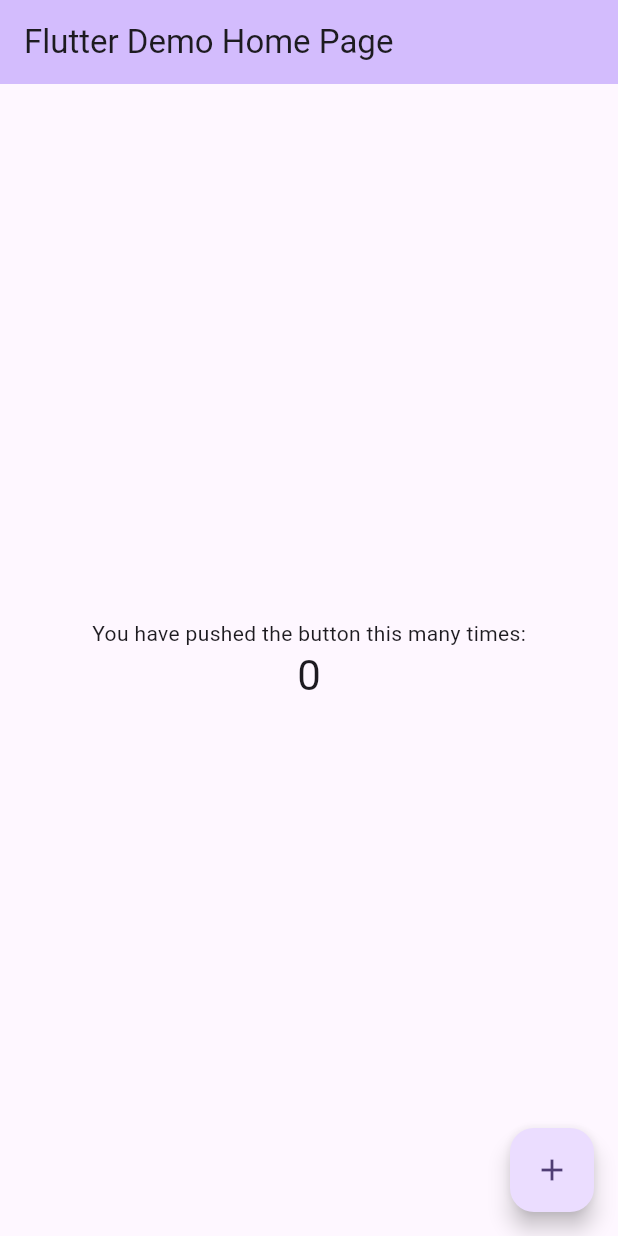
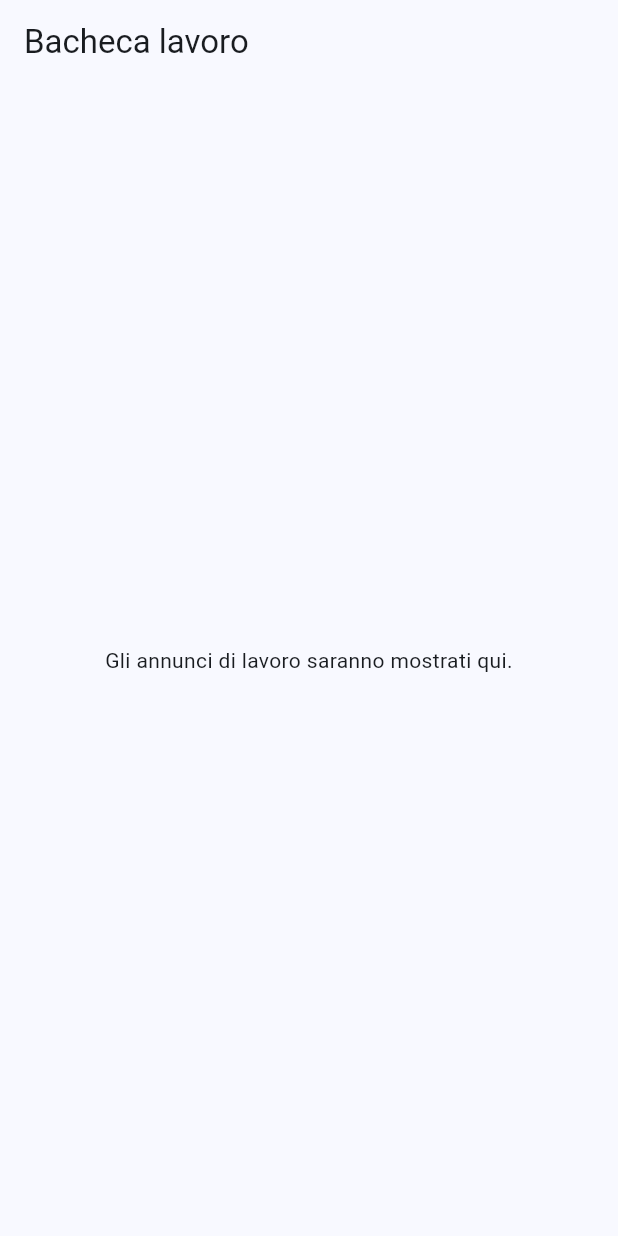
Before and after one commit to giub29/flutter_bacheca_annunci, a Flutter app: the screen it shows after launch, on a phone screen of 412 x 824 dp. Run offline on Flutter 3.47's test engine with Material 3 defaults, Android fonts, the phone set to English and light mode, and no system bars.

Commit message:
Creata schermata principale dell'app Bacheca lavoro

```diff
--- a/lib/main.dart
+++ b/lib/main.dart
@@ -1,121 +1,44 @@
 import 'package:flutter/material.dart';
 
 void main() {
-  runApp(const MyApp());
+  runApp(const BachecaLavoroApp());
 }
 
-class MyApp extends StatelessWidget {
-  const MyApp({super.key});
+class BachecaLavoroApp extends StatelessWidget {
+  const BachecaLavoroApp({super.key});
 
-  // This widget is the root of your application.
   @override
   Widget build(BuildContext context) {
     return MaterialApp(
-      title: 'Flutter Demo',
+      title: 'Bacheca lavoro',
+      debugShowCheckedModeBanner: false,
       theme: ThemeData(
-        // This is the theme of your application.
-        //
-        // TRY THIS: Try running your application with "flutter run". You'll see
-        // the application has a purple toolbar. Then, without quitting the app,
-        // try changing the seedColor in the colorScheme below to Colors.green
-        // and then invoke "hot reload" (save your changes or press the "hot
-        // reload" button in a Flutter-supported IDE, or press "r" if you used
-        // the command line to start the app).
-        //
-        // Notice that the counter didn't reset back to zero; the application
-        // state is not lost during the reload. To reset the state, use hot
-        // restart instead.
-        //
-        // This works for code too, not just values: Most code changes can be
-        // tested with just a hot reload.
-        colorScheme: .fromSeed(seedColor: Colors.deepPurple),
+        colorScheme: ColorScheme.fromSeed(
+          seedColor: Colors.blue,
+        ),
       ),
-      home: const MyHomePage(title: 'Flutter Demo Home Page'),
+      home: const BachecaScreen(),
     );
   }
 }
 
-class MyHomePage extends StatefulWidget {
-  const MyHomePage({super.key, required this.title});
-
-  // This widget is the home page of your application. It is stateful, meaning
-  // that it has a State object (defined below) that contains fields that affect
-  // how it looks.
-
-  // This class is the configuration for the state. It holds the values (in this
-  // case the title) provided by the parent (in this case the App widget) and
-  // used by the build method of the State. Fields in a Widget subclass are
-  // always marked "final".
-
-  final String title;
-
-  @override
-  State<MyHomePage> createState() => _MyHomePageState();
-}
-
-class _MyHomePageState extends State<MyHomePage> {
-  int _counter = 0;
-
-  void _incrementCounter() {
-    setState(() {
-      // This call to setState tells the Flutter framework that something has
-      // changed in this State, which causes it to rerun the build method below
-      // so that the display can reflect the updated values. If we changed
-      // _counter without calling setState(), then the build method would not be
-      // called again, and so nothing would appear to happen.
-      _counter++;
-    });
-  }
+class BachecaScreen extends StatelessWidget {
+  const BachecaScreen({super.key});
 
   @override
   Widget build(BuildContext context) {
-    // This method is rerun every time setState is called, for instance as done
-    // by the _incrementCounter method above.
-    //
-    // The Flutter framework has been optimized to make rerunning build methods
-    // fast, so that you can just rebuild anything that needs updating rather
-    // than having to individually change instances of widgets.
     return Scaffold(
       appBar: AppBar(
-        // TRY THIS: Try changing the color here to a specific color (to
-        // Colors.amber, perhaps?) and trigger a hot reload to see the AppBar
-        // change color while the other colors stay the same.
-        backgroundColor: Theme.of(context).colorScheme.inversePrimary,
-        // Here we take the value from the MyHomePage object that was created by
-        // the App.build method, and use it to set our appbar title.
-        title: Text(widget.title),
+        title: const Text('Bacheca lavoro'),
       ),
-      body: Center(
-        // Center is a layout widget. It takes a single child and positions it
-        // in the middle of the parent.
-        child: Column(
-          // Column is also a layout widget. It takes a list of children and
-          // arranges them vertically. By default, it sizes itself to fit its
-          // children horizontally, and tries to be as tall as its parent.
-          //
-          // Column has various properties to control how it sizes itself and
-          // how it positions its children. Here we use mainAxisAlignment to
-          // center the children vertically; the main axis here is the vertical
-          // axis because Columns are vertical (the cross axis would be
-          // horizontal).
-          //
-          // TRY THIS: Invoke "debug painting" (choose the "Toggle Debug Paint"
-          // action in the IDE, or press "p" in the console), to see the
-          // wireframe for each widget.
-          mainAxisAlignment: .center,
-          children: [
-            const Text('You have pushed the button this many times:'),
-            Text(
-              '$_counter',
-              style: Theme.of(context).textTheme.headlineMedium,
-            ),
-          ],
+      body: const Center(
+        child: Padding(
+          padding: EdgeInsets.all(24),
+          child: Text(
+            'Gli annunci di lavoro saranno mostrati qui.',
+            textAlign: TextAlign.center,
+          ),
         ),
-      ),
-      floatingActionButton: FloatingActionButton(
-        onPressed: _incrementCounter,
-        tooltip: 'Increment',
-        child: const Icon(Icons.add),
       ),
     );
   }
```
